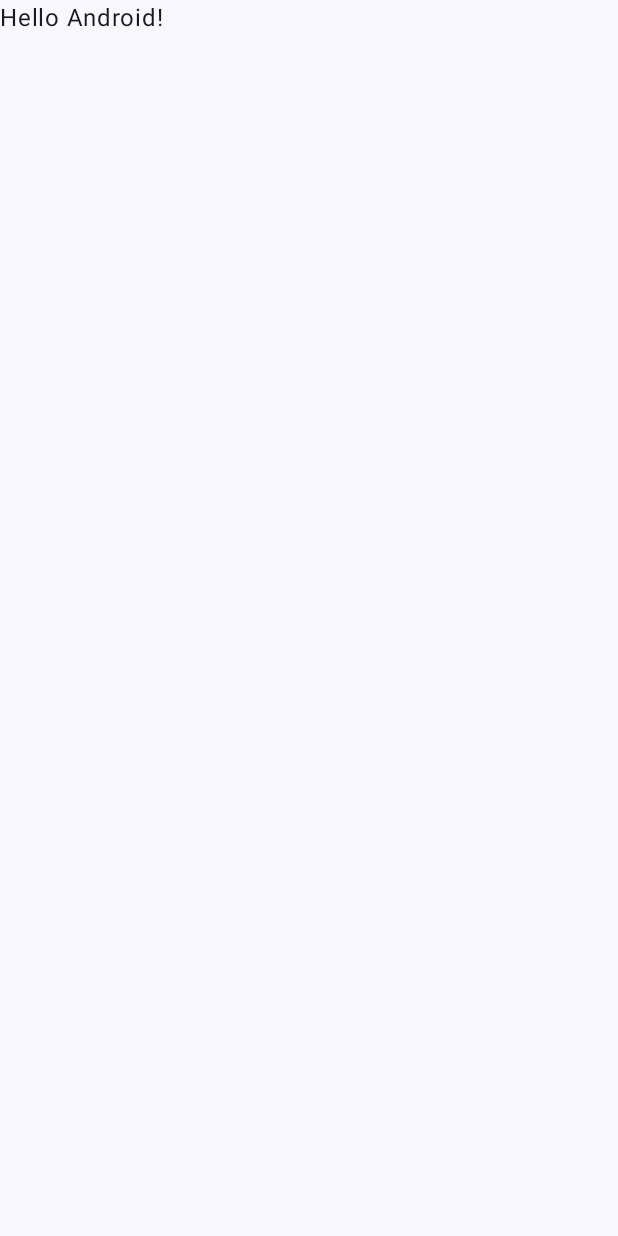
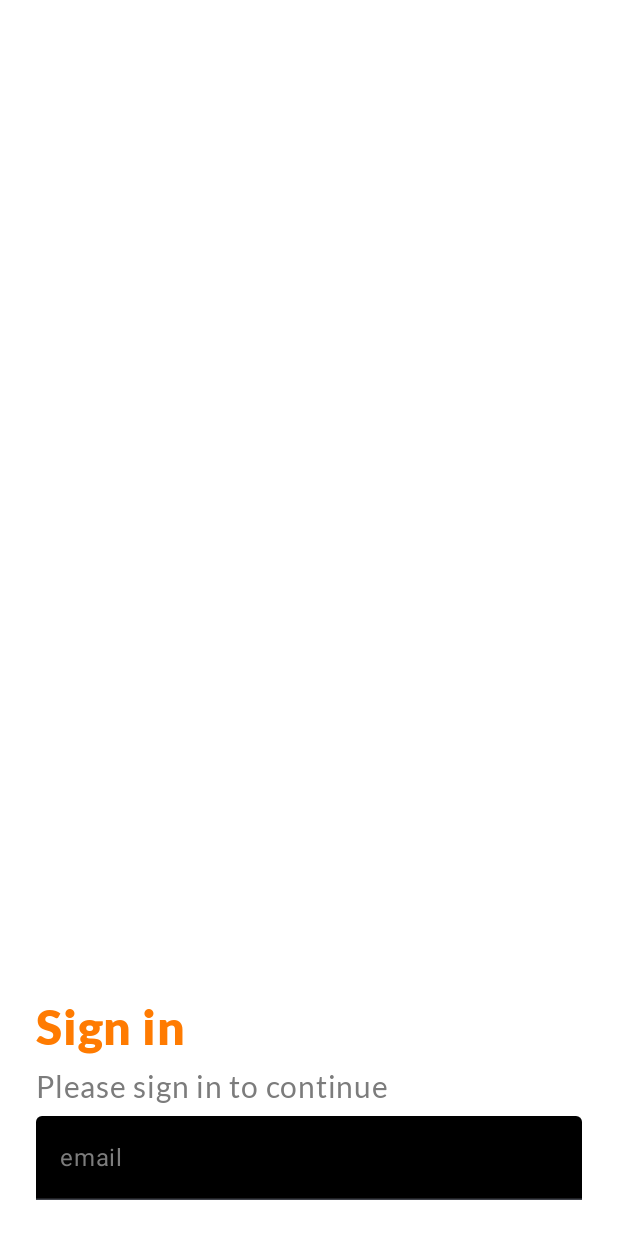
Before and after one commit to itssinghankit/ShareSphere, an Android app built with Jetpack Compose: the screen it shows after launch (MainActivity), on a phone screen of 412 x 824 dp. Before the commit the screen is almost empty. Run offline under Robolectric (Android 15) with nearby library versions, the phone set to English and light mode, and no system bars.

Commit message:
login page

```diff
--- a/app/build.gradle
+++ b/app/build.gradle
@@ -60,7 +60,7 @@ dependencies {
     implementation 'androidx.compose.ui:ui'
     implementation 'androidx.compose.ui:ui-graphics'
     implementation 'androidx.compose.ui:ui-tooling-preview'
-    implementation 'androidx.compose.material3:material3'
+
     testImplementation 'junit:junit:4.13.2'
     androidTestImplementation 'androidx.test.ext:junit:1.1.5'
     androidTestImplementation 'androidx.test.espresso:espresso-core:3.5.1'
@@ -88,4 +88,7 @@ dependencies {
     // AndroidX Navigation
     implementation "androidx.navigation:navigation-compose:2.7.3"
     implementation "androidx.hilt:hilt-navigation-compose:1.0.0"
+
+    //for material library
+    implementation 'androidx.compose.material3:material3:1.1.2'
 }
--- a/app/src/main/java/com/example/sharesphere/MainActivity.kt
+++ b/app/src/main/java/com/example/sharesphere/MainActivity.kt
@@ -10,6 +10,7 @@ import androidx.compose.material3.Text
 import androidx.compose.runtime.Composable
 import androidx.compose.ui.Modifier
 import androidx.compose.ui.tooling.preview.Preview
+import com.example.sharesphere.screens.LoginScreen
 import com.example.sharesphere.ui.theme.ShareSphereTheme
 
 class MainActivity : ComponentActivity() {
@@ -22,25 +23,9 @@ class MainActivity : ComponentActivity() {
                     modifier = Modifier.fillMaxSize(),
                     color = MaterialTheme.colorScheme.background
                 ) {
-                    Greeting("Android")
+                    LoginScreen()
                 }
             }
         }
     }
 }
-
-@Composable
-fun Greeting(name: String, modifier: Modifier = Modifier) {
-    Text(
-        text = "Hello $name!",
-        modifier = modifier
-    )
-}
-
-@Preview(showBackground = true)
-@Composable
-fun GreetingPreview() {
-    ShareSphereTheme {
-        Greeting("Android")
-    }
-}
--- /dev/null
+++ b/app/src/main/java/com/example/sharesphere/screens/LoginScreen.kt
@@ -0,0 +1,73 @@
+package com.example.sharesphere.screens
+
+import androidx.compose.foundation.BorderStroke
+import androidx.compose.foundation.background
+import androidx.compose.foundation.layout.Box
+import androidx.compose.foundation.layout.Column
+import androidx.compose.foundation.layout.fillMaxSize
+import androidx.compose.foundation.layout.fillMaxWidth
+import androidx.compose.foundation.layout.padding
+import androidx.compose.material3.AlertDialogDefaults.containerColor
+import androidx.compose.material3.Text
+import androidx.compose.material3.TextField
+import androidx.compose.material3.TextFieldColors
+import androidx.compose.material3.TextFieldDefaults
+import androidx.compose.material3.toColor
+import androidx.compose.runtime.Composable
+import androidx.compose.runtime.mutableStateOf
+import androidx.compose.runtime.saveable.rememberSaveable
+import androidx.compose.ui.Alignment
+import androidx.compose.ui.Modifier
+import androidx.compose.ui.graphics.Color
+import androidx.compose.ui.graphics.RectangleShape
+import androidx.compose.ui.res.colorResource
+import androidx.compose.ui.text.font.Font
+import androidx.compose.ui.text.font.FontFamily
+import androidx.compose.ui.tooling.preview.Preview
+import androidx.compose.ui.unit.dp
+import androidx.compose.ui.unit.sp
+import com.example.sharesphere.R
+
+@Preview(showSystemUi = true, showBackground = true)
+@Composable
+fun LoginScreen() {
+
+    Box(
+        modifier = Modifier
+            .fillMaxSize()
+            .background(Color.White),
+        contentAlignment = Alignment.BottomStart
+    ) {
+        Column(modifier = Modifier
+            .padding(24.dp)
+            .fillMaxWidth()) {
+            Text(
+                text = "Sign in",
+                color = colorResource(id = R.color.orange),
+                fontSize = 32.sp, fontFamily = FontFamily(Font(R.font.lato_black))
+            )
+            Text(
+                text = "Please sign in to continue",
+                color = colorResource(id = R.color.blacktxt),
+                modifier = Modifier.padding(0.dp, 8.dp),
+                fontSize = 20.sp, fontFamily = FontFamily(Font(R.font.lato_regular))
+            )
+
+            TextFields()
+        }
+    }
+
+}
+
+@Composable
+fun TextFields() {
+    val email = rememberSaveable { mutableStateOf("") }
+    TextField(
+        value = email.value,
+        onValueChange = { email.value = it },
+        modifier = Modifier
+            .fillMaxWidth(),
+        colors = TextFieldDefaults.textFieldColors(containerColor= Color.Black),
+        label = { Text(text = "email", color = colorResource(id = R.color.blacktxt))}
+    )
+}
--- /dev/null
+++ b/app/src/main/java/com/example/sharesphere/screens/RegisterScreen.kt
@@ -0,0 +1,10 @@
+package com.example.sharesphere.screens
+
+import androidx.compose.runtime.Composable
+import androidx.compose.ui.tooling.preview.Preview
+
+@Preview(showBackground = true, showSystemUi = true)
+@Composable
+fun RegisterPage() {
+
+}
--- a/app/src/main/res/values/colors.xml
+++ b/app/src/main/res/values/colors.xml
@@ -7,4 +7,9 @@
     <color name="teal_700">#FF018786</color>
     <color name="black">#FF000000</color>
     <color name="white">#FFFFFFFF</color>
+
+    <color name="orange">#FF7B01</color>
+    <color name="orangebg">#F0EBEA</color>
+    <color name="blacktxt">#7C7C7C</color>
+    <color name="lal">#DD0000</color>
 </resources>
```
Also changed, not shown: app/src/main/res/font/lato_black.ttf (added), app/src/main/res/font/lato_bold.ttf (added), app/src/main/res/font/lato_light.ttf (added), app/src/main/res/font/lato_regular.ttf (added), app/src/main/res/font/lato_thin.ttf (added).
